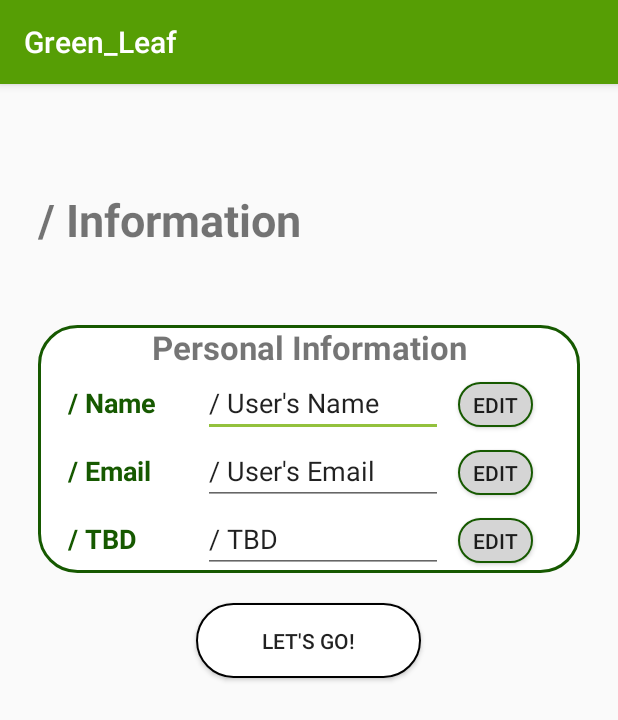
After one commit to andy-cameron/Green_Leaf, an Android app: the InformationScreenActivity screen opened directly, with no data from a screen before it, on a phone screen of 412 x 824 dp. The commit adds this screen. Shown: the top 720 px of the screen. Run offline under Robolectric (Android 15) with nearby library versions, the phone set to English and light mode, and no system bars.

Commit message:
initial information screen

```diff
--- a/app/src/main/AndroidManifest.xml
+++ b/app/src/main/AndroidManifest.xml
@@ -9,10 +9,11 @@
         android:roundIcon="@mipmap/green_leaf"
         android:supportsRtl="true"
         android:theme="@style/AppTheme">
+        <activity android:name=".InformationScreenActivity"></activity>
         <activity
             android:name=".LeaderboardScreenActivity"
             android:label="@string/title_activity_leaderboard_screen"
-            android:theme="@style/AppTheme.NoActionBar"></activity>
+            android:theme="@style/AppTheme.NoActionBar" />
         <activity
             android:name=".WeekPreferenceScreen"
             android:label="@string/title_activity_week_preference_screen"
--- /dev/null
+++ b/app/src/main/java/com/andrewcameron/green_leaf/InformationScreenActivity.java
@@ -0,0 +1,13 @@
+package com.andrewcameron.green_leaf;
+
+import android.support.v7.app.AppCompatActivity;
+import android.os.Bundle;
+
+public class InformationScreenActivity extends AppCompatActivity {
+
+    @Override
+    protected void onCreate(Bundle savedInstanceState) {
+        super.onCreate(savedInstanceState);
+        setContentView(R.layout.activity_information_screen);
+    }
+}
--- /dev/null
+++ b/app/src/main/res/drawable/button_grey.xml
@@ -0,0 +1,13 @@
+<?xml version="1.0" encoding="utf-8"?>
+<shape xmlns:android="http://schemas.android.com/apk/res/android"
+    android:shape="rectangle">
+    <solid android:color="@color/darkGrey"/>
+    <size
+        android:width="80dp"
+        android:height="50dp"/>
+    <stroke
+        android:width="1dp"
+        android:color="@color/darkestGreen"/>
+    <corners
+        android:radius="90dp"/>
+</shape>
--- /dev/null
+++ b/app/src/main/res/layout/activity_information_screen.xml
@@ -0,0 +1,132 @@
+<?xml version="1.0" encoding="utf-8"?>
+<ScrollView xmlns:android="http://schemas.android.com/apk/res/android"
+    android:layout_width="match_parent"
+    android:layout_height="match_parent"
+    android:layout_gravity="center_horizontal"
+    android:orientation="vertical">
+
+    <LinearLayout
+        android:layout_width="match_parent"
+        android:layout_height="wrap_content"
+        android:paddingLeft="25dp"
+        android:paddingRight="25dp"
+        android:paddingTop="70dp"
+        android:orientation="vertical">
+
+        <TextView
+            android:layout_width="wrap_content"
+            android:layout_height="wrap_content"
+            android:text="@string/information_title"
+            android:textSize="@dimen/heading_text"
+            android:textStyle="bold"/>
+
+        <LinearLayout
+            android:layout_width="match_parent"
+            android:layout_height="wrap_content"
+            android:layout_marginTop="50dp"
+            android:background="@drawable/content_panel"
+            android:layout_gravity="center"
+            android:orientation="vertical"
+            android:paddingHorizontal="20dp">
+            <TextView
+                android:layout_width="match_parent"
+                android:layout_height="wrap_content"
+                android:text="@string/personal_information"
+                android:gravity="center"
+                android:textStyle="bold"
+                android:textSize="22sp"/>
+            <LinearLayout
+                android:layout_width="match_parent"
+                android:layout_height="wrap_content"
+                android:orientation="horizontal">
+                <TextView
+                    android:layout_width="90dp"
+                    android:layout_height="wrap_content"
+                    android:text="/ Name"
+                    android:textStyle="bold"
+                    android:textColor="@color/darkestGreen"
+                    android:paddingRight="30dp"
+                    android:textSize="18sp"/>
+
+                <EditText
+                    android:layout_width="160dp"
+                    android:layout_height="wrap_content"
+                    android:paddingRight="30dp"
+                    android:text="/ User's Name"
+                    android:textSize="18sp" />
+                <Button
+                    android:layout_width="50dp"
+                    android:layout_height="30dp"
+                    android:background="@drawable/button_grey"
+                    android:text="@string/edit"
+                    android:layout_marginLeft="10dp"/>
+            </LinearLayout>
+
+            <LinearLayout
+                android:layout_width="match_parent"
+                android:layout_height="wrap_content"
+                android:orientation="horizontal">
+                <TextView
+                    android:layout_width="90dp"
+                    android:layout_height="wrap_content"
+                    android:text="/ Email"
+                    android:textStyle="bold"
+                    android:textColor="@color/darkestGreen"
+                    android:paddingRight="30dp"
+                    android:textSize="18sp"/>
+                <EditText
+                    android:layout_width="160dp"
+                    android:layout_height="wrap_content"
+                    android:text="/ User's Email"
+                    android:textSize="18sp"
+                    android:paddingRight="30dp"/>
+                <Button
+                    android:layout_width="50dp"
+                    android:layout_height="30dp"
+                    android:background="@drawable/button_grey"
+                    android:text="@string/edit"
+                    android:layout_marginLeft="10dp"/>
+            </LinearLayout>
+
+            <LinearLayout
+                android:layout_width="match_parent"
+                android:layout_height="wrap_content"
+                android:orientation="horizontal">
+                <TextView
+                    android:layout_width="90dp"
+                    android:layout_height="wrap_content"
+                    android:text="/ TBD"
+                    android:textStyle="bold"
+                    android:textColor="@color/darkestGreen"
+                    android:paddingRight="30dp"
+                    android:textSize="18sp"/>
+                <EditText
+                    android:layout_width="160dp"
+                    android:layout_height="wrap_content"
+                    android:text="/ TBD"
+                    android:textSize="18sp"
+                    android:paddingRight="30dp"/>
+                <Button
+                    android:layout_width="50dp"
+                    android:layout_height="30dp"
+                    android:background="@drawable/button_grey"
+                    android:text="@string/edit"
+                    android:layout_marginLeft="10dp"/>
+            </LinearLayout>
+        </LinearLayout>
+
+        <Button
+            android:id="@+id/button_lets_go"
+            android:layout_width="wrap_content"
+            android:layout_height="wrap_content"
+            android:background="@drawable/button"
+            android:layout_gravity="center"
+            android:layout_marginTop="20dp"
+            android:layout_marginBottom="20dp"
+            android:text="@string/lets_go"/>
+
+
+    </LinearLayout>
+
+
+</ScrollView>
--- a/app/src/main/res/values/strings.xml
+++ b/app/src/main/res/values/strings.xml
@@ -37,4 +37,7 @@
     <string name="confirm_days">Confirm Days</string>
     <string name="multiply_sign">X</string>
     <string name="title_activity_leaderboard_screen">LeaderboardScreen</string>
+    <string name="information_title">/ Information</string>
+    <string name="personal_information">Personal Information</string>
+    <string name="edit">Edit</string>
 </resources>
```
